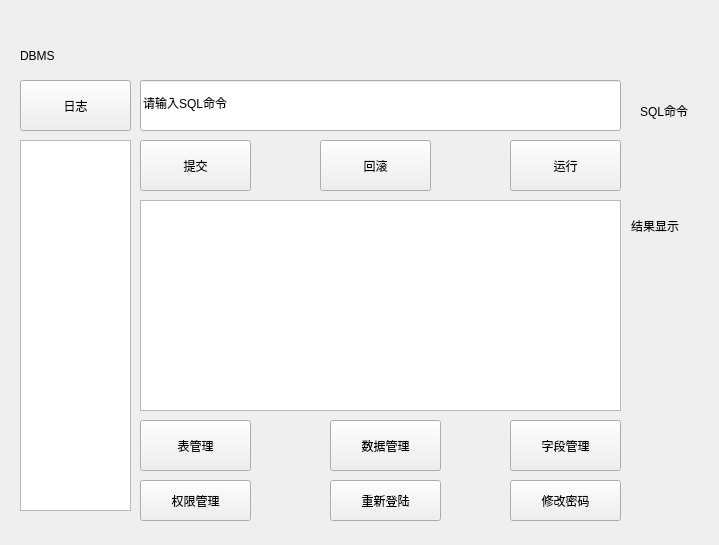
Above: mainwindow.ui from jy-080610/DBMS before the change. Below: the same form after it.
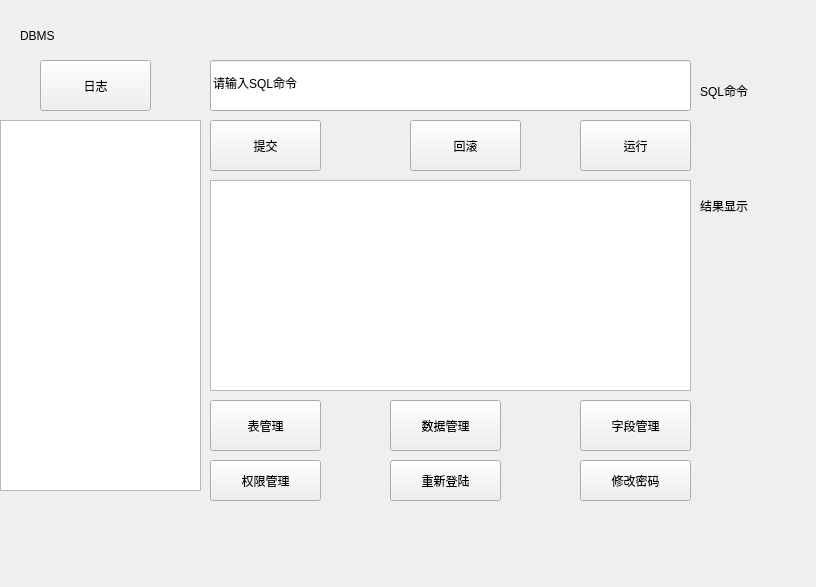
That is the form after the change.

```diff
--- a/mainwindow.ui
+++ b/mainwindow.ui
@@ -6,8 +6,8 @@
    <rect>
     <x>0</x>
     <y>0</y>
-    <width>719</width>
-    <height>545</height>
+    <width>816</width>
+    <height>587</height>
    </rect>
   </property>
   <property name="windowTitle">
@@ -20,15 +20,15 @@
    <property name="geometry">
     <rect>
      <x>0</x>
-     <y>20</y>
-     <width>731</width>
-     <height>521</height>
+     <y>0</y>
+     <width>811</width>
+     <height>571</height>
     </rect>
    </property>
    <widget class="QLineEdit" name="sqllineEdit">
     <property name="geometry">
      <rect>
-      <x>140</x>
+      <x>210</x>
       <y>60</y>
       <width>481</width>
       <height>51</height>
@@ -41,7 +41,7 @@
    <widget class="QTableWidget" name="tableWidget">
     <property name="geometry">
      <rect>
-      <x>140</x>
+      <x>210</x>
       <y>180</y>
       <width>481</width>
       <height>211</height>
@@ -51,7 +51,7 @@
    <widget class="QPushButton" name="tablemanage">
     <property name="geometry">
      <rect>
-      <x>140</x>
+      <x>210</x>
       <y>400</y>
       <width>111</width>
       <height>51</height>
@@ -64,7 +64,7 @@
    <widget class="QPushButton" name="datamanage">
     <property name="geometry">
      <rect>
-      <x>330</x>
+      <x>390</x>
       <y>400</y>
       <width>111</width>
       <height>51</height>
@@ -77,7 +77,7 @@
    <widget class="QPushButton" name="fieldmanage">
     <property name="geometry">
      <rect>
-      <x>510</x>
+      <x>580</x>
       <y>400</y>
       <width>111</width>
       <height>51</height>
@@ -90,7 +90,7 @@
    <widget class="QPushButton" name="rollback">
     <property name="geometry">
      <rect>
-      <x>320</x>
+      <x>410</x>
       <y>120</y>
       <width>111</width>
       <height>51</height>
@@ -103,7 +103,7 @@
    <widget class="QPushButton" name="commit">
     <property name="geometry">
      <rect>
-      <x>140</x>
+      <x>210</x>
       <y>120</y>
       <width>111</width>
       <height>51</height>
@@ -116,7 +116,7 @@
    <widget class="QPushButton" name="run">
     <property name="geometry">
      <rect>
-      <x>510</x>
+      <x>580</x>
       <y>120</y>
       <width>111</width>
       <height>51</height>
@@ -145,9 +145,9 @@
    <widget class="QTreeView" name="treeView">
     <property name="geometry">
      <rect>
-      <x>20</x>
+      <x>0</x>
       <y>120</y>
-      <width>111</width>
+      <width>201</width>
       <height>371</height>
      </rect>
     </property>
@@ -155,7 +155,7 @@
    <widget class="QLabel" name="label_2">
     <property name="geometry">
      <rect>
-      <x>640</x>
+      <x>700</x>
       <y>70</y>
       <width>81</width>
       <height>41</height>
@@ -168,7 +168,7 @@
    <widget class="QLabel" name="label_3">
     <property name="geometry">
      <rect>
-      <x>631</x>
+      <x>700</x>
       <y>190</y>
       <width>91</width>
       <height>31</height>
@@ -181,7 +181,7 @@
    <widget class="QPushButton" name="pushButton">
     <property name="geometry">
      <rect>
-      <x>20</x>
+      <x>40</x>
       <y>60</y>
       <width>111</width>
       <height>51</height>
@@ -194,7 +194,7 @@
    <widget class="QPushButton" name="pushButton_3">
     <property name="geometry">
      <rect>
-      <x>330</x>
+      <x>390</x>
       <y>460</y>
       <width>111</width>
       <height>41</height>
@@ -207,7 +207,7 @@
    <widget class="QPushButton" name="pushButton_4">
     <property name="geometry">
      <rect>
-      <x>510</x>
+      <x>580</x>
       <y>460</y>
       <width>111</width>
       <height>41</height>
@@ -220,7 +220,7 @@
    <widget class="QPushButton" name="pushButton_5">
     <property name="geometry">
      <rect>
-      <x>140</x>
+      <x>210</x>
       <y>460</y>
       <width>111</width>
       <height>41</height>
```
